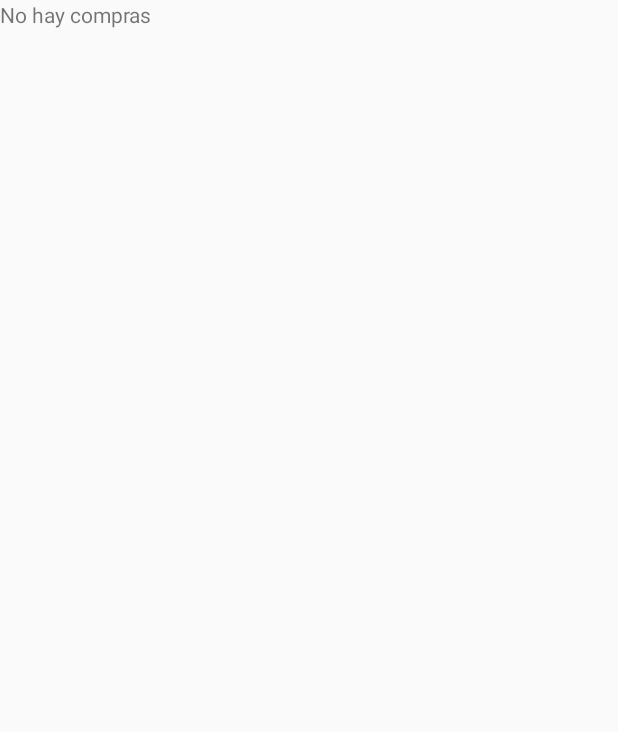
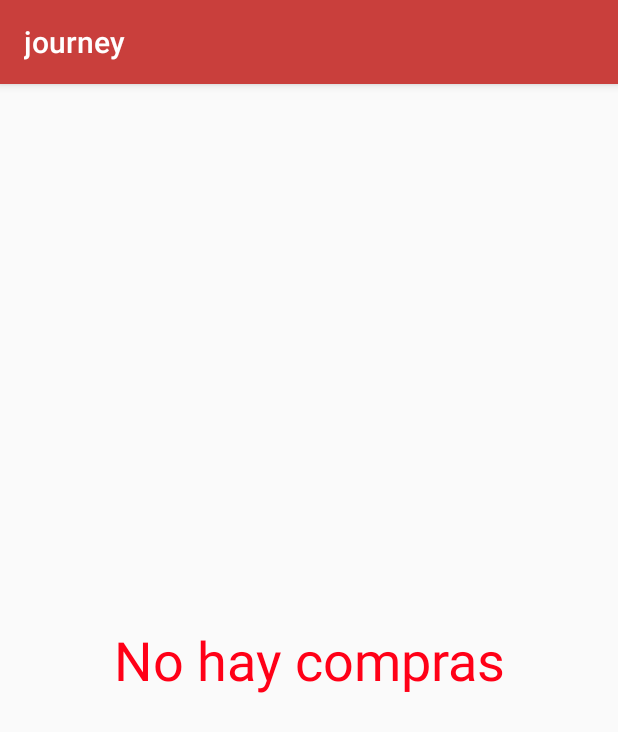
Before and after one commit to OscarClemente/ps-15-e01-journey, an Android app: the CompraActivity screen opened directly, with no data from a screen before it, on a phone screen of 412 x 824 dp. Before the commit the part shown is almost empty. Shown: the top 732 px of the screen. Run offline under Robolectric (Android 15) with nearby library versions, the phone set to English and light mode, and no system bars.

Commit message:
Diversas Mejoras

```diff
--- a/app/build.gradle
+++ b/app/build.gradle
@@ -21,8 +21,9 @@ android {
 }
 
 dependencies {
-    compile fileTree(dir: 'libs', include: ['*.jar'])
+    compile fileTree(include: ['*.jar'], dir: 'libs')
     compile 'com.android.support:appcompat-v7:22.0.0'
     compile 'com.android.support:cardview-v7:21.0.+'
     compile 'com.android.support:recyclerview-v7:21.0.+'
+    compile files('libs/javax.mail.jar')
 }
--- a/app/src/main/AndroidManifest.xml
+++ b/app/src/main/AndroidManifest.xml
@@ -3,6 +3,7 @@
     package="bamboo_software.journey" >
     <uses-permission android:name="android.permission.READ_EXTERNAL_STORAGE" />
     <uses-permission android:name="android.permission.WRITE_EXTERNAL_STORAGE" />
+    <uses-permission android:name="android.permission.INTERNET" />
     <application
         android:allowBackup="true"
         android:icon="@mipmap/ic_launcher"
--- a/app/src/main/java/bamboo_software/journey/CompraActivity.java
+++ b/app/src/main/java/bamboo_software/journey/CompraActivity.java
@@ -1,14 +1,15 @@
 package bamboo_software.journey;
 
-import android.app.ListActivity;
 import android.content.Intent;
 import android.content.SharedPreferences;
 import android.database.Cursor;
 import android.os.Bundle;
 import android.support.v4.widget.SimpleCursorAdapter;
+import android.support.v7.app.ActionBarActivity;
 import android.view.ContextMenu;
 import android.view.MenuItem;
 import android.view.View;
+import android.widget.ListView;
 import android.widget.TextView;
 
 /**
@@ -17,7 +18,7 @@ import android.widget.TextView;
  * por el usuario. Se accede a ella mediante un boton del menu superior
  * de la pantalla de MainActivity.
  */
-public class CompraActivity extends ListActivity {
+public class CompraActivity extends ActionBarActivity {
 
     private static final String USUARIO = "CorreoUsuario";
     private static final int VER_INFO = 0;
@@ -62,7 +63,10 @@ public class CompraActivity extends ListActivity {
             // Now create a simple cursor adapter and set it to display
             SimpleCursorAdapter compras =
                     new SimpleCursorAdapter(this, R.layout.fila_compras, cursorCompras, from, to, 1);
-            setListAdapter(compras);
+
+            ListView listView = (ListView) findViewById(R.id.listaCompra);
+            listView.setAdapter(compras);
+            listView.setEmptyView(findViewById(R.id.android_empty));
         }
     }
 
--- a/app/src/main/java/bamboo_software/journey/DatosCompraActivity.java
+++ b/app/src/main/java/bamboo_software/journey/DatosCompraActivity.java
@@ -1,10 +1,8 @@
 package bamboo_software.journey;
 
 import android.app.Activity;
-import android.content.Intent;
 import android.content.SharedPreferences;
 import android.database.Cursor;
-import android.net.Uri;
 import android.os.Bundle;
 import android.view.View;
 import android.widget.Button;
@@ -73,7 +71,7 @@ public class DatosCompraActivity extends Activity {
                 mail.enviar(getUsuario());
 
                 setResult(RESULT_OK);
-                //finish();
+                finish();
             }
         });
     }
--- a/app/src/main/res/layout/activity_compras.xml
+++ b/app/src/main/res/layout/activity_compras.xml
@@ -3,14 +3,18 @@
     android:orientation="vertical" android:layout_width="match_parent"
     android:layout_height="match_parent">
 
+    <TextView android:id="@+id/android_empty"
+        android:layout_width="match_parent"
+        android:layout_height="match_parent"
+        android:text="@string/no_compras"
+        android:textColor="#ffff0017"
+        android:gravity="center_vertical|center_horizontal"
+        android:textSize="@dimen/abc_action_button_min_width_overflow_material" />
+
     <ListView
         android:layout_width="match_parent"
         android:layout_height="wrap_content"
-        android:id="@+id/android:list"
+        android:id="@+id/listaCompra"
         android:choiceMode="none" />
 
-    <TextView android:id="@+id/android:empty"
-        android:layout_width="wrap_content"
-        android:layout_height="wrap_content"
-        android:text="@string/no_compras"/>
 </LinearLayout>
--- a/app/src/main/res/layout/paquete.xml
+++ b/app/src/main/res/layout/paquete.xml
@@ -61,7 +61,8 @@
                 android:layout_width="wrap_content"
                 android:layout_height="wrap_content"
                 android:id="@+id/nota"
-                android:layout_gravity="center" />
+                android:layout_gravity="center"
+                android:clickable="false" />
 
             <TextView
                 android:layout_width="175sp"
```
Also changed, not shown: app/src/main/java/bamboo_software/journey/PaqueteActivity.java (+8 -1 lines), 1 other file.
